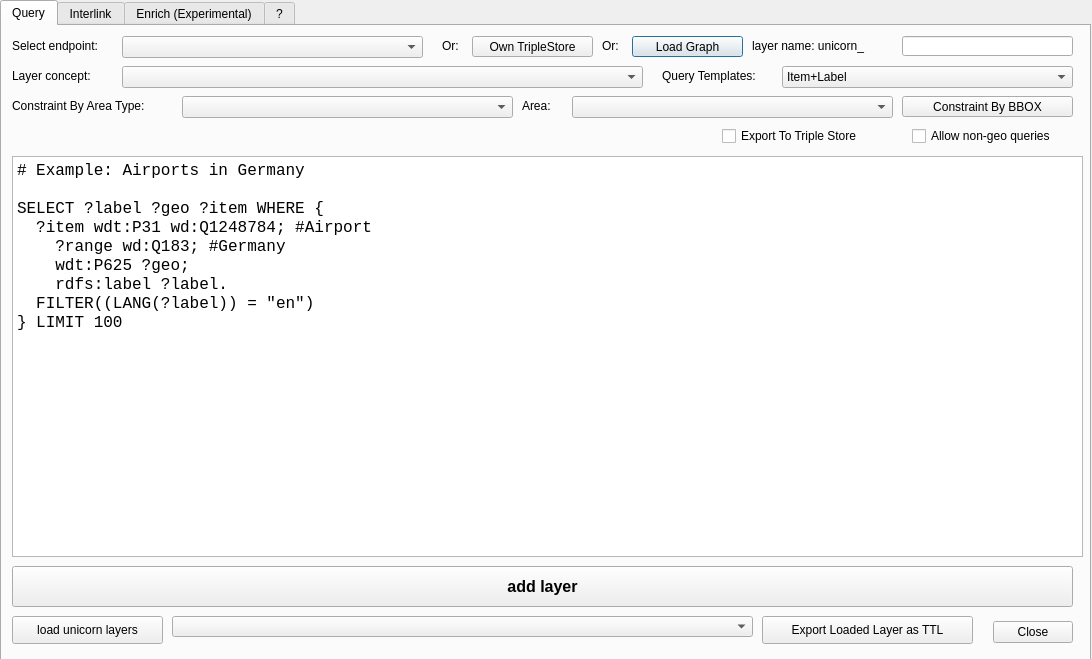
This is sparql_unicorn_dialog_base.ui in sparqlunicorn/sparqlunicornGoesGIS as Qt 5 draws it before an edit. The edited form follows.
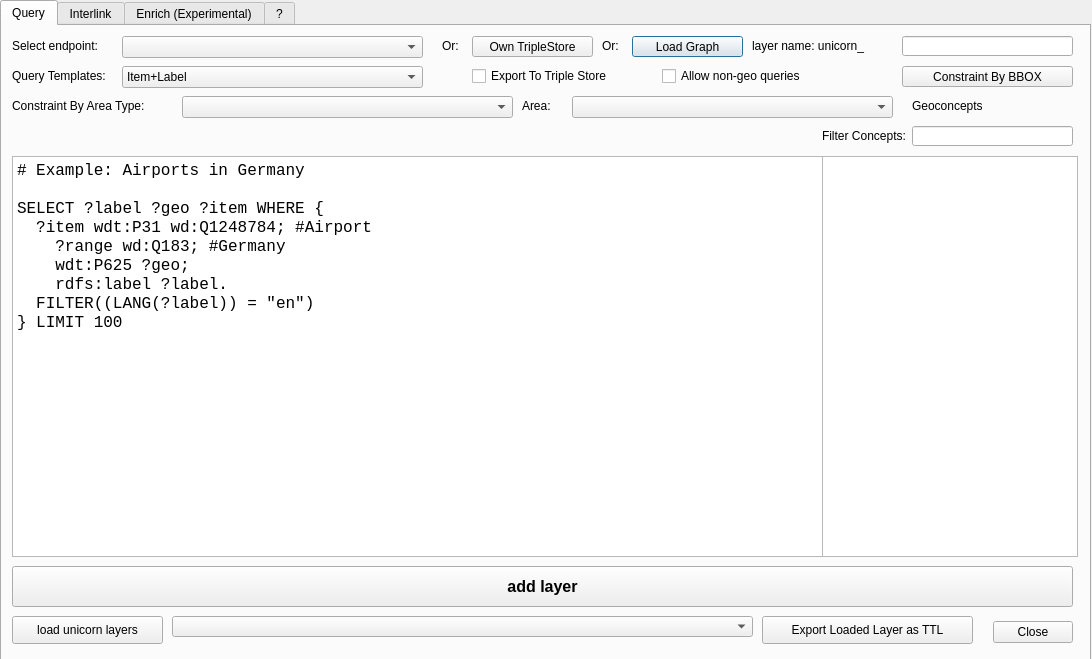
This is the edited form.

```diff
--- a/sparql_unicorn_dialog_base.ui
+++ b/sparql_unicorn_dialog_base.ui
@@ -68,21 +68,21 @@
     <widget class="QLabel" name="label_3">
      <property name="geometry">
       <rect>
-       <x>10</x>
-       <y>40</y>
+       <x>910</x>
+       <y>70</y>
        <width>101</width>
        <height>20</height>
       </rect>
      </property>
      <property name="text">
-      <string>Layer concept:</string>
+      <string>Geoconcepts</string>
      </property>
     </widget>
     <widget class="QComboBox" name="layerconcepts">
      <property name="geometry">
       <rect>
-       <x>120</x>
-       <y>40</y>
+       <x>100</x>
+       <y>250</y>
        <width>521</width>
        <height>22</height>
       </rect>
@@ -142,7 +142,7 @@
       <rect>
        <x>10</x>
        <y>130</y>
-       <width>1071</width>
+       <width>811</width>
        <height>401</height>
       </rect>
      </property>
@@ -263,7 +263,7 @@
      <property name="geometry">
       <rect>
        <x>900</x>
-       <y>70</y>
+       <y>40</y>
        <width>171</width>
        <height>21</height>
       </rect>
@@ -311,7 +311,7 @@
     <widget class="QLabel" name="label_11">
      <property name="geometry">
       <rect>
-       <x>660</x>
+       <x>10</x>
        <y>40</y>
        <width>111</width>
        <height>20</height>
@@ -324,9 +324,9 @@
     <widget class="QComboBox" name="queryTemplates">
      <property name="geometry">
       <rect>
-       <x>780</x>
+       <x>120</x>
        <y>40</y>
-       <width>291</width>
+       <width>301</width>
        <height>22</height>
       </rect>
      </property>
@@ -370,8 +370,8 @@
     <widget class="QCheckBox" name="allownongeo">
      <property name="geometry">
       <rect>
-       <x>910</x>
-       <y>100</y>
+       <x>660</x>
+       <y>40</y>
        <width>161</width>
        <height>20</height>
       </rect>
@@ -383,8 +383,8 @@
     <widget class="QCheckBox" name="exportTripleStore_2">
      <property name="geometry">
       <rect>
-       <x>720</x>
-       <y>100</y>
+       <x>470</x>
+       <y>40</y>
        <width>171</width>
        <height>20</height>
       </rect>
@@ -393,6 +393,39 @@
       <string>Export To Triple Store</string>
      </property>
     </widget>
+    <widget class="QLabel" name="filterConceptsLabel">
+     <property name="geometry">
+      <rect>
+       <x>820</x>
+       <y>100</y>
+       <width>101</width>
+       <height>20</height>
+      </rect>
+     </property>
+     <property name="text">
+      <string>Filter Concepts:</string>
+     </property>
+    </widget>
+    <widget class="QLineEdit" name="filterConcepts">
+     <property name="geometry">
+      <rect>
+       <x>910</x>
+       <y>100</y>
+       <width>161</width>
+       <height>20</height>
+      </rect>
+     </property>
+    </widget>
+    <widget class="QListWidget" name="geoClassList">
+     <property name="geometry">
+      <rect>
+       <x>820</x>
+       <y>130</y>
+       <width>256</width>
+       <height>401</height>
+      </rect>
+     </property>
+    </widget>
    </widget>
    <widget class="QWidget" name="tab_2">
     <attribute name="title">
```
